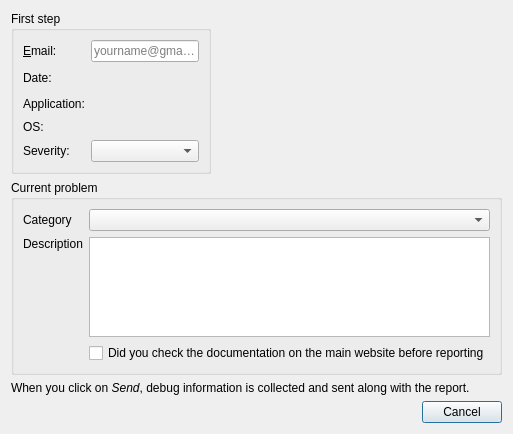
First picture: the form in libs/utils/widgets/bugreportdialog.ui, repository FreeHealth/freehealth, before the edit.
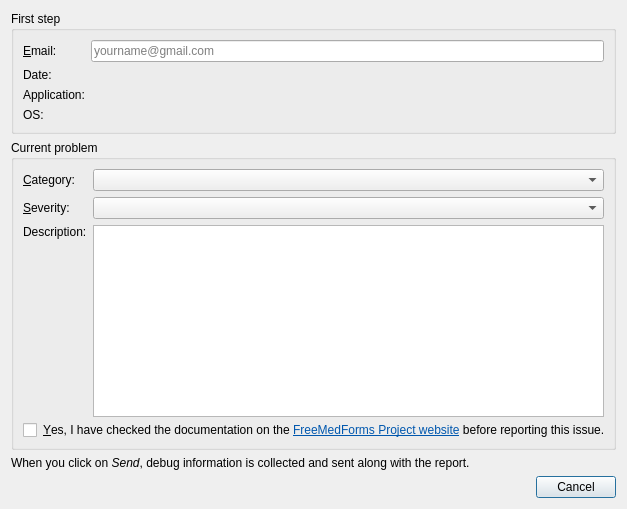
Second picture: the form after the edit. Custom widgets are drawn as their Qt base class.

Commit message: improve BugReportDialog UI handling, errors etc.

The edit to the form file:
```diff
--- a/libs/utils/widgets/bugreportdialog.ui
+++ b/libs/utils/widgets/bugreportdialog.ui
@@ -2,112 +2,43 @@
 <ui version="4.0">
  <class>Utils::Internal::BugReportDialog</class>
  <widget class="QDialog" name="Utils::Internal::BugReportDialog">
-  <property name="geometry">
-   <rect>
-    <x>0</x>
-    <y>0</y>
-    <width>580</width>
-    <height>419</height>
-   </rect>
-  </property>
   <property name="windowTitle">
-   <string>Dialog</string>
+   <string>Issue reporting</string>
   </property>
-  <layout class="QGridLayout" name="gridLayout_3">
+  <layout class="QVBoxLayout" name="verticalLayout">
    <property name="sizeConstraint">
     <enum>QLayout::SetFixedSize</enum>
    </property>
-   <item row="0" column="0">
+   <item>
     <widget class="QGroupBox" name="groupBox">
      <property name="title">
       <string>First step</string>
      </property>
      <layout class="QGridLayout" name="gridLayout">
-      <property name="sizeConstraint">
-       <enum>QLayout::SetFixedSize</enum>
-      </property>
-      <item row="0" column="0">
-       <widget class="QLabel" name="emailLabel">
-        <property name="minimumSize">
-         <size>
-          <width>0</width>
-          <height>20</height>
-         </size>
-        </property>
-        <property name="text">
-         <string>&amp;Email:</string>
-        </property>
-        <property name="buddy">
-         <cstring>emailEdit</cstring>
-        </property>
-       </widget>
-      </item>
-      <item row="0" column="1">
-       <widget class="QLineEdit" name="emailEdit">
-        <property name="minimumSize">
-         <size>
-          <width>0</width>
-          <height>20</height>
-         </size>
-        </property>
-        <property name="placeholderText">
-         <string>yourname@gmail.com</string>
-        </property>
-       </widget>
-      </item>
       <item row="1" column="0">
        <widget class="QLabel" name="dateLabel">
-        <property name="minimumSize">
-         <size>
-          <width>0</width>
-          <height>20</height>
-         </size>
-        </property>
         <property name="text">
          <string>Date:</string>
         </property>
        </widget>
       </item>
       <item row="1" column="1">
-       <widget class="QLabel" name="dateValue">
-        <property name="minimumSize">
-         <size>
-          <width>0</width>
-          <height>20</height>
-         </size>
-        </property>
-       </widget>
+       <widget class="QLabel" name="dateValue"/>
       </item>
       <item row="2" column="0">
        <widget class="QLabel" name="applicationLabel">
-        <property name="minimumSize">
-         <size>
-          <width>0</width>
-          <height>20</height>
-         </size>
-        </property>
         <property name="text">
          <string>Application:</string>
         </property>
        </widget>
       </item>
       <item row="2" column="1">
-       <widget class="QLabel" name="applicationValue">
-        <property name="minimumSize">
-         <size>
-          <width>0</width>
-          <height>20</height>
-         </size>
-        </property>
-       </widget>
+       <widget class="QLabel" name="applicationValue"/>
       </item>
-      <item row="3" column="0">
-       <widget class="QLabel" name="osLabel">
-        <property name="text">
-         <string>OS:</string>
-        </property>
-        <property name="alignment">
-         <set>Qt::AlignLeading|Qt::AlignLeft|Qt::AlignTop</set>
+      <item row="0" column="1">
+       <widget class="Utils::QButtonLineEdit" name="emailEdit">
+        <property name="placeholderText">
+         <string>yourname@gmail.com</string>
         </property>
        </widget>
       </item>
@@ -118,82 +49,108 @@
         </property>
        </widget>
       </item>
-      <item row="4" column="0">
-       <widget class="QLabel" name="severityLabel">
-        <property name="minimumSize">
-         <size>
-          <width>0</width>
-          <height>20</height>
-         </size>
-        </property>
+      <item row="3" column="0">
+       <widget class="QLabel" name="osLabel">
         <property name="text">
-         <string>Severity:</string>
+         <string>OS:</string>
+        </property>
+        <property name="alignment">
+         <set>Qt::AlignLeading|Qt::AlignLeft|Qt::AlignTop</set>
         </property>
        </widget>
       </item>
-      <item row="4" column="1">
-       <widget class="QComboBox" name="severityCombo">
-        <property name="minimumSize">
-         <size>
-          <width>0</width>
-          <height>20</height>
-         </size>
+      <item row="0" column="0">
+       <widget class="QLabel" name="emailLabel">
+        <property name="text">
+         <string>&amp;Email:</string>
+        </property>
+        <property name="buddy">
+         <cstring>emailEdit</cstring>
         </property>
        </widget>
       </item>
      </layout>
     </widget>
    </item>
-   <item row="1" column="0">
+   <item>
     <widget class="QGroupBox" name="groupBox_2">
      <property name="title">
       <string>Current problem</string>
      </property>
      <layout class="QGridLayout" name="gridLayout_2">
-      <property name="sizeConstraint">
-       <enum>QLayout::SetFixedSize</enum>
-      </property>
-      <item row="0" column="1">
-       <widget class="QComboBox" name="categoryCombo"/>
-      </item>
-      <item row="1" column="1">
-       <widget class="QTextEdit" name="descrEdit">
-        <property name="maximumSize">
-         <size>
-          <width>16777215</width>
-          <height>100</height>
-         </size>
-        </property>
-       </widget>
-      </item>
       <item row="0" column="0">
        <widget class="QLabel" name="catLabel">
         <property name="text">
-         <string>Category</string>
+         <string>&amp;Category:</string>
+        </property>
+        <property name="buddy">
+         <cstring>categoryCombo</cstring>
         </property>
        </widget>
       </item>
+      <item row="0" column="1">
+       <widget class="QComboBox" name="categoryCombo"/>
+      </item>
       <item row="1" column="0">
+       <widget class="QLabel" name="severityLabel">
+        <property name="text">
+         <string>&amp;Severity:</string>
+        </property>
+        <property name="buddy">
+         <cstring>severityCombo</cstring>
+        </property>
+       </widget>
+      </item>
+      <item row="1" column="1">
+       <widget class="QComboBox" name="severityCombo"/>
+      </item>
+      <item row="2" column="0">
        <widget class="QLabel" name="descrLabel">
         <property name="text">
-         <string>Description</string>
+         <string>Description:</string>
         </property>
         <property name="alignment">
          <set>Qt::AlignLeading|Qt::AlignLeft|Qt::AlignTop</set>
         </property>
+        <property name="buddy">
+         <cstring>descrEdit</cstring>
+        </property>
        </widget>
       </item>
       <item row="2" column="1">
-       <widget class="QCheckBox" name="documentation">
-        <property name="text">
-         <string>Did you check the documentation on the main website before reporting</string>
-        </property>
-       </widget>
+       <widget class="QTextEdit" name="descrEdit"/>
+      </item>
+      <item row="3" column="0" colspan="2">
+       <layout class="QHBoxLayout" name="horizontalLayout">
+        <item>
+         <widget class="QCheckBox" name="hasLookedUpDocumentationCheckBox">
+          <property name="sizePolicy">
+           <sizepolicy hsizetype="Maximum" vsizetype="Fixed">
+            <horstretch>0</horstretch>
+            <verstretch>0</verstretch>
+           </sizepolicy>
+          </property>
+          <property name="text">
+           <string/>
+          </property>
+         </widget>
+        </item>
+        <item>
+         <widget class="QLabel" name="label">
+          <property name="text">
+           <string>&lt;html&gt;&lt;head/&gt;&lt;body&gt;&lt;p&gt;&amp;amp;Yes, I have checked the documentation on the &lt;a href=&quot;http://www.freemedforms.com/en/manuals/freemedforms/toc&quot;&gt;&lt;span style=&quot; text-decoration: underline; color:#0057ae;&quot;&gt;FreeMedForms Project website&lt;/span&gt;&lt;/a&gt; before reporting this issue.&lt;/p&gt;&lt;/body&gt;&lt;/html&gt;</string>
+          </property>
+          <property name="buddy">
+           <cstring>hasLookedUpDocumentationCheckBox</cstring>
+          </property>
+         </widget>
+        </item>
+       </layout>
       </item>
      </layout>
     </widget>
    </item>
-   <item row="2" column="0">
+   <item>
     <widget class="QLabel" name="debugInfoLabel">
      <property name="text">
       <string>&lt;html&gt;&lt;head/&gt;&lt;body&gt;&lt;p&gt;When you click on &lt;span style=&quot; font-style:italic;&quot;&gt;Send&lt;/span&gt;, debug information is collected and sent along with the report.&lt;/p&gt;&lt;/body&gt;&lt;/html&gt;</string>
@@ -203,7 +160,7 @@
      </property>
     </widget>
    </item>
-   <item row="3" column="0">
+   <item>
     <widget class="QDialogButtonBox" name="buttonBox">
      <property name="orientation">
       <enum>Qt::Horizontal</enum>
@@ -215,6 +172,13 @@
    </item>
   </layout>
  </widget>
+ <customwidgets>
+  <customwidget>
+   <class>Utils::QButtonLineEdit</class>
+   <extends>QLineEdit</extends>
+   <header>utils/widgets/qbuttonlineedit.h</header>
+  </customwidget>
+ </customwidgets>
  <tabstops>
   <tabstop>emailEdit</tabstop>
   <tabstop>buttonBox</tabstop>
```
Left out of the diff: 8 changed lines with no effect on the pictures. The commit also changes 2 other files.
